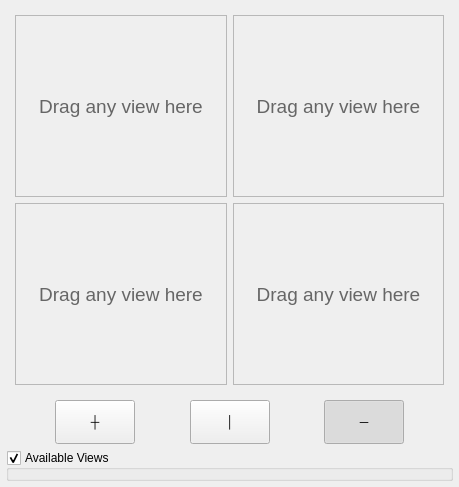
argenortega/AUI, file aui/gui/views/ui/views.ui: the form before one commit.
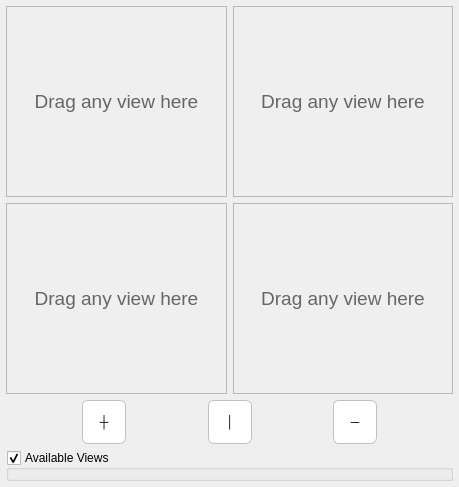
The form after the commit. Custom widgets are drawn as their Qt base class.

Diff of the .ui file:
```diff
--- a/aui/gui/views/ui/views.ui
+++ b/aui/gui/views/ui/views.ui
@@ -11,9 +11,9 @@
    </rect>
   </property>
   <property name="sizePolicy">
-   <sizepolicy hsizetype="Preferred" vsizetype="Minimum">
-    <horstretch>2</horstretch>
-    <verstretch>2</verstretch>
+   <sizepolicy hsizetype="Preferred" vsizetype="Preferred">
+    <horstretch>0</horstretch>
+    <verstretch>0</verstretch>
    </sizepolicy>
   </property>
   <property name="minimumSize">
@@ -38,7 +38,7 @@
    <item>
     <widget class="QWidget" name="currentViews" native="true">
      <property name="sizePolicy">
-      <sizepolicy hsizetype="Preferred" vsizetype="Expanding">
+      <sizepolicy hsizetype="MinimumExpanding" vsizetype="Preferred">
        <horstretch>0</horstretch>
        <verstretch>0</verstretch>
       </sizepolicy>
@@ -50,6 +50,9 @@
       </size>
      </property>
      <layout class="QGridLayout" name="currentViewsLayout">
+      <property name="margin">
+       <number>0</number>
+      </property>
       <item row="0" column="0">
        <widget class="DCurrentView" name="tleft">
         <property name="sizePolicy">
@@ -199,6 +202,12 @@
          </property>
          <item>
           <widget class="Marker" name="trightLabel">
+           <property name="sizePolicy">
+            <sizepolicy hsizetype="Preferred" vsizetype="Preferred">
+             <horstretch>0</horstretch>
+             <verstretch>0</verstretch>
+            </sizepolicy>
+           </property>
            <property name="font">
             <font>
              <pointsize>14</pointsize>
@@ -244,6 +253,32 @@
          <height>44</height>
         </size>
        </property>
+       <property name="styleSheet">
+        <string notr="true">QPushButton{	
+	background-color: rgb(255, 255, 255);
+    border-style: outset;
+    border-width: 1px;
+    border-radius: 6px;
+	border-color: rgb(193, 193, 193);
+	border-style: solid;
+	padding: 6px;
+	
+}
+QPushButton:pressed {	
+    border-style: solid;
+	border-width: 1px;
+    border-radius: 6px;
+	background-color: rgb(48, 131, 251);
+	color: rgb(255, 255, 255);
+}
+
+QPushButton:hover{
+	border-color: rgb(164, 205, 255);
+    border-radius: 6px;
+	border-width: 3px;
+	border-style: solid;
+}</string>
+       </property>
        <property name="text">
         <string>┼</string>
        </property>
@@ -276,6 +311,32 @@
          <height>44</height>
         </size>
        </property>
+       <property name="styleSheet">
+        <string notr="true">QPushButton{	
+	background-color: rgb(255, 255, 255);
+    border-style: outset;
+    border-width: 1px;
+    border-radius: 6px;
+	border-color: rgb(193, 193, 193);
+	border-style: solid;
+	padding: 6px;
+	
+}
+QPushButton:pressed {	
+    border-style: solid;
+	border-width: 1px;
+    border-radius: 6px;
+	background-color: rgb(48, 131, 251);
+	color: rgb(255, 255, 255);
+}
+
+QPushButton:hover{
+	border-color: rgb(164, 205, 255);
+    border-radius: 6px;
+	border-width: 3px;
+	border-style: solid;
+}</string>
+       </property>
        <property name="text">
         <string>│</string>
        </property>
@@ -308,6 +369,32 @@
          <height>44</height>
         </size>
        </property>
+       <property name="styleSheet">
+        <string notr="true">QPushButton{	
+	background-color: rgb(255, 255, 255);
+    border-style: outset;
+    border-width: 1px;
+    border-radius: 6px;
+	border-color: rgb(193, 193, 193);
+	border-style: solid;
+	padding: 6px;
+	
+}
+QPushButton:pressed {	
+    border-style: solid;
+	border-width: 1px;
+    border-radius: 6px;
+	background-color: rgb(48, 131, 251);
+	color: rgb(255, 255, 255);
+}
+
+QPushButton:hover{
+	border-color: rgb(164, 205, 255);
+    border-radius: 6px;
+	border-width: 3px;
+	border-style: solid;
+}</string>
+       </property>
        <property name="text">
         <string>─</string>
        </property>
```
Left out of the diff: 9 changed lines with no effect on the pictures.
